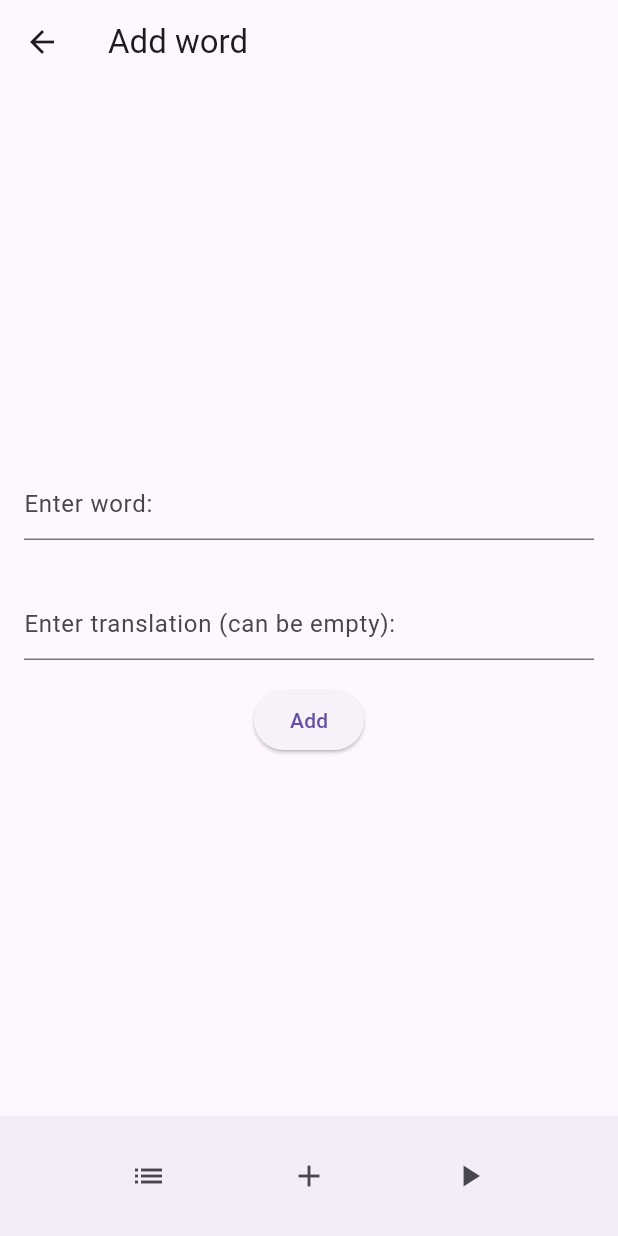
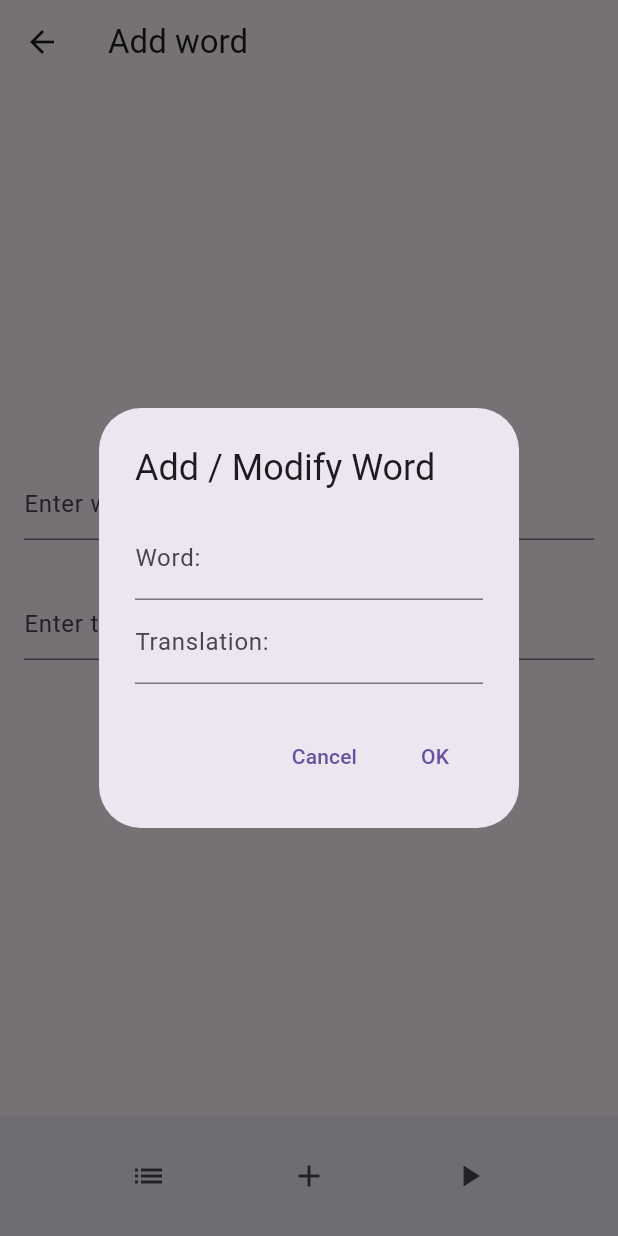
Before and after one commit to RayanRal/flutter_dictionary, a Flutter app: the AddWordScreen screen opened directly, item 2 of the bottom bar chosen, on a phone screen of 412 x 824 dp. Run offline on Flutter 3.47's test engine with Material 3 defaults, Android fonts, the phone set to English and light mode, and no system bars; our stand-ins replace sqflite; accounts and stored records are empty.

Commit message:
Reworked word addition to popup

```diff
--- a/lib/src/ui/list_words.dart
+++ b/lib/src/ui/list_words.dart
@@ -1,5 +1,6 @@
 import 'package:dict_proj/src/db/db.dart';
 import 'package:dict_proj/src/db/dict_word.dart';
+import 'package:dict_proj/src/ui/word_popup.dart';
 import 'package:flutter/material.dart';
 
 import 'bottom_bar.dart';
@@ -40,6 +41,9 @@ class _ListWordsScreenState extends State<ListWordsScreen> {
                 return ListTile(
                   title: Text(words[index].original),
                   subtitle: Text(words[index].translation),
+                  onLongPress: () {
+                    ModifyWordDialog.showModify(context, words[index]);
+                  },
                 );
               },
             );
--- /dev/null
+++ b/lib/src/ui/word_popup.dart
@@ -0,0 +1,82 @@
+import 'package:dict_proj/src/db/dict_word.dart';
+import 'package:flutter/material.dart';
+
+import '../db/db.dart';
+
+class ModifyWordDialog {
+  static void showAddNew(BuildContext context) {
+    showDialog(
+      context: context,
+      builder: (BuildContext context) {
+        return _buildDialog(context, _addItem, null);
+      },
+    );
+  }
+
+  static void showModify(
+    BuildContext context,
+    DictWord wordData,
+  ) {
+    showDialog(
+      context: context,
+      builder: (BuildContext context) {
+        return _buildDialog(context, _modifyItem, wordData);
+      },
+    );
+  }
+
+  static void _addItem(String word, String translation) {
+    DbManager.insertWord(word, translation);
+  }
+
+  static void _modifyItem(String word, String translation) {
+    DbManager.updateWord(word, translation);
+  }
+
+  static Widget _buildDialog(
+      BuildContext context,
+      void Function(String word, String translation) onAccept,
+      DictWord? existingWord) {
+    final TextEditingController _originalTextFieldController =
+        TextEditingController();
+    final TextEditingController _translationFieldController =
+        TextEditingController();
+    if (existingWord != null) {
+      _originalTextFieldController.text = existingWord.original;
+      _translationFieldController.text = existingWord.translation;
+    }
+
+    return AlertDialog(
+      title: Text('Add / Modify Word'),
+      content: Column(
+        mainAxisSize: MainAxisSize.min,
+        children: [
+          TextField(
+            controller: _originalTextFieldController,
+            decoration: InputDecoration(labelText: 'Word:'),
+          ),
+          TextField(
+            controller: _translationFieldController,
+            decoration: InputDecoration(labelText: 'Translation:'),
+          )
+        ],
+      ),
+      actions: [
+        TextButton(
+          onPressed: () {
+            Navigator.pop(context); // Close the dialog
+          },
+          child: Text('Cancel'),
+        ),
+        TextButton(
+          onPressed: () {
+            onAccept(_originalTextFieldController.text,
+                _translationFieldController.text);
+            Navigator.pop(context); // Close the dialog
+          },
+          child: Text('OK'),
+        ),
+      ],
+    );
+  }
+}
```
Also changed, not shown: lib/src/db/db.dart (+9 -4 lines), lib/src/ui/bottom_bar.dart (+2 -5 lines).
